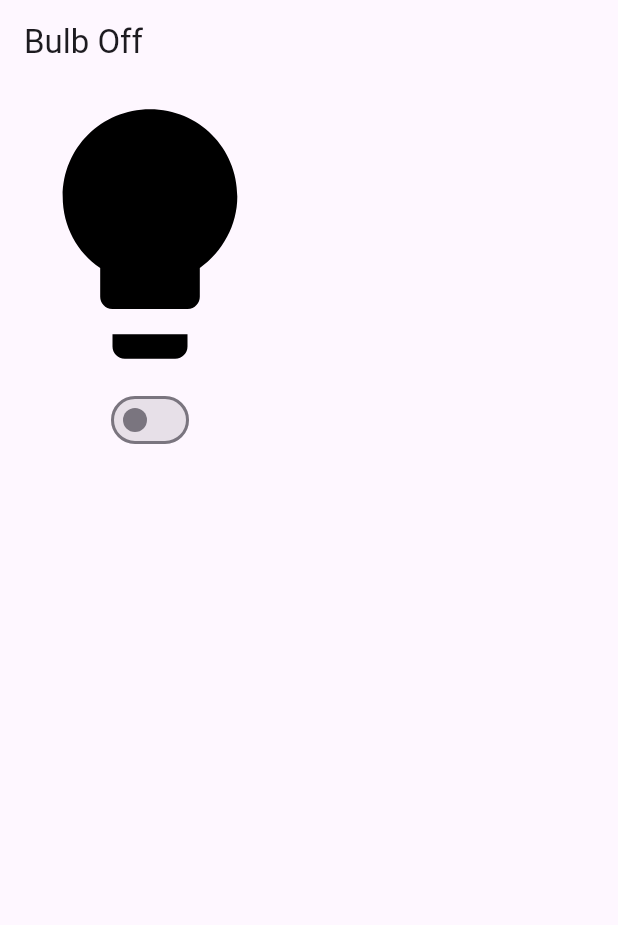
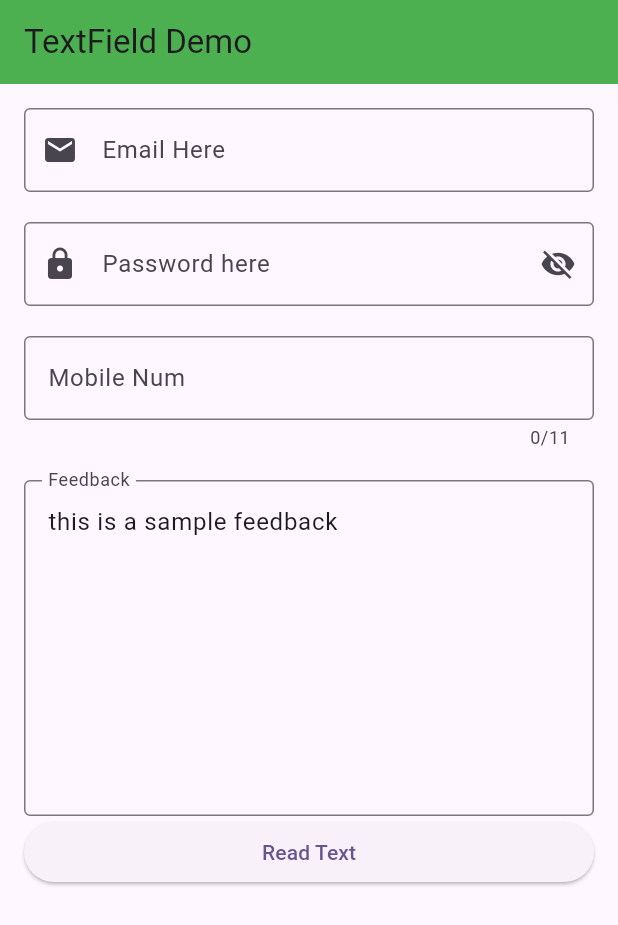
Before and after one commit to abidroid/kiu_firstapp, a Flutter app: the screen it shows after launch, on a phone screen of 412 x 824 dp. Shown: the top 925 px of the screen. Run offline on Flutter 3.47's test engine with Material 3 defaults, Android fonts, the phone set to English and light mode, and no system bars; our stand-ins replace fluttertoast.

Commit message:
textfield

```diff
--- a/lib/main.dart
+++ b/lib/main.dart
@@ -1,8 +1,5 @@
 import 'package:flutter/material.dart';
-import 'package:kiu_firstapp/screens/bulb_on_off_screen.dart';
-import 'package:kiu_firstapp/screens/coutner_screen.dart';
-import 'package:kiu_firstapp/screens/gridview_demo_screen.dart';
-import 'package:kiu_firstapp/screens/gridview_dynamic_screen.dart';
+import 'package:kiu_firstapp/screens/tf_demo_screen.dart';
 
 // entry point
 void main() {
@@ -22,7 +19,7 @@ class MyApp extends StatelessWidget {
         colorScheme: ColorScheme.fromSeed(seedColor: Colors.deepPurple),
         useMaterial3: true,
       ),
-      home: const BulbOnOffScreen(),
+      home: const TfDemoScreen(),
     );
   }
 }
--- /dev/null
+++ b/lib/screens/tf_demo_screen.dart
@@ -0,0 +1,114 @@
+import 'package:flutter/material.dart';
+
+class TfDemoScreen extends StatefulWidget {
+  const TfDemoScreen({super.key});
+
+  @override
+  State<TfDemoScreen> createState() => _TfDemoScreenState();
+}
+
+class _TfDemoScreenState extends State<TfDemoScreen> {
+
+  // private
+  bool _obscureText = true;
+
+  TextEditingController feedbackController = TextEditingController();
+
+  @override
+  void initState() {
+    feedbackController.text = 'this is a sample feedback';
+    super.initState();
+  }
+
+  @override
+  Widget build(BuildContext context) {
+    return Scaffold(
+      appBar: AppBar(
+        backgroundColor: Colors.green,
+        title: const Text("TextField Demo"),
+      ),
+      body: Padding(
+        padding: const EdgeInsets.all(16.0),
+        child: ListView(
+          children: [
+            TextField(
+              decoration: InputDecoration(
+                hintText: 'Email',
+                labelText: 'Email Here',
+                border: OutlineInputBorder(),
+                prefixIcon: Icon(Icons.email),
+              ),
+            ),
+            SizedBox(
+              height: 20,
+            ),
+            TextField(
+              obscureText: _obscureText,
+              obscuringCharacter: '#',
+              decoration: InputDecoration(
+                hintText: 'Password',
+                labelText: 'Password here',
+                prefixIcon: Icon(Icons.lock),
+                suffixIcon: IconButton(
+                  onPressed: () {
+
+                  setState(() {
+
+                    _obscureText = !_obscureText;
+
+                  });
+
+                  },
+                  icon: Icon(
+                   _obscureText ? Icons.visibility_off : Icons.visibility,
+                  ),
+                ),
+                border: OutlineInputBorder(),
+              ),
+            ),
+            SizedBox(
+              height: 20,
+            ),
+            TextField(
+              keyboardType: TextInputType.number,
+              maxLength: 11,
+
+              decoration: InputDecoration(
+                hintText: 'Mobile',
+                labelText: 'Mobile Num',
+                border: OutlineInputBorder(),
+              ),
+            ),
+
+            SizedBox(
+              height: 20,
+            ),
+            TextField(
+              controller: feedbackController,
+              maxLines: 8,
+              decoration: InputDecoration(
+                hintText: 'Feedaback Regarding Flutter class',
+                hintStyle: TextStyle(color: Colors.grey),
+                labelText: 'Feedback',
+                border: OutlineInputBorder(),
+              ),
+            ),
+
+            ElevatedButton(onPressed: (){
+
+              String feedback = feedbackController.text.trim();
+
+              if( feedback.isEmpty){
+                print('No text found');
+              }else{
+                print(feedback);
+              }
+
+
+            }, child: const Text('Read Text'))
+          ],
+        ),
+      ),
+    );
+  }
+}
```
